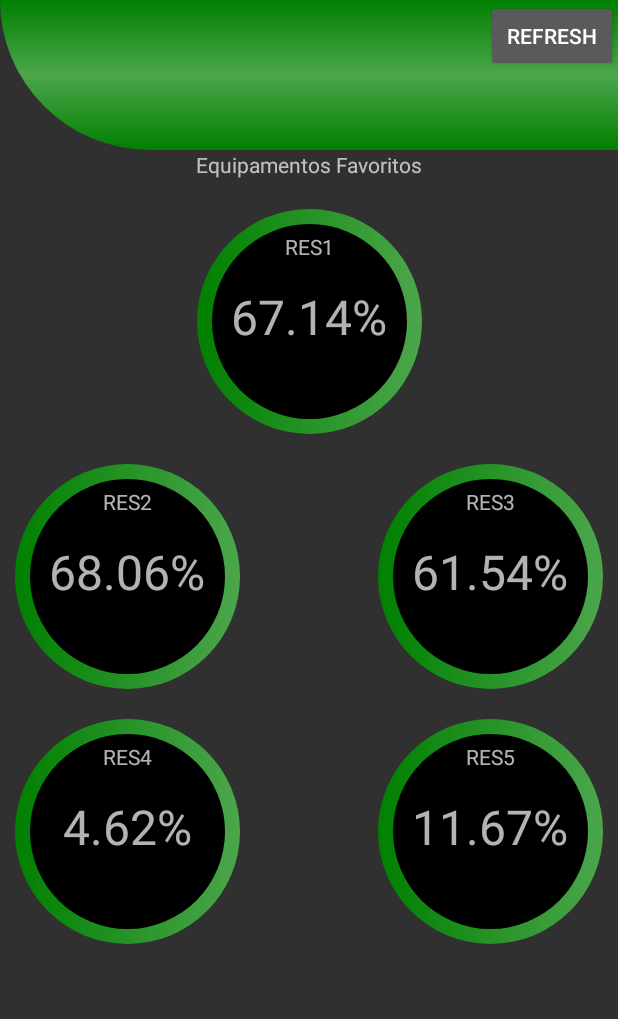
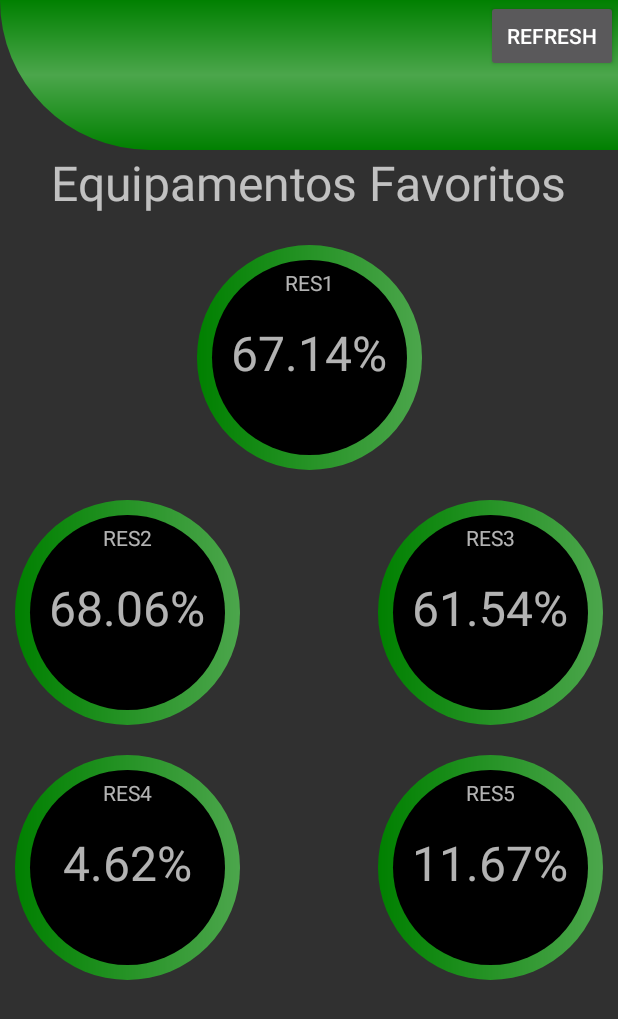
Before and after one commit to keemybarbosa/MonitorDeNivel, an Android app built with Jetpack Compose: the screen it shows after launch (MainActivity), on a phone screen of 412 x 824 dp. Shown: the top 1019 px of the screen. Run offline under Robolectric (Android 15) with nearby library versions, the phone set to English and light mode, and no system bars.

Commit message:
Troca da fonte das telas de equipamentos

```diff
--- a/app/src/main/res/layout/activity_equipamento.xml
+++ b/app/src/main/res/layout/activity_equipamento.xml
@@ -24,6 +24,7 @@
         app:layout_constraintEnd_toEndOf="parent"
         app:layout_constraintTop_toBottomOf="@id/eq_container_header"
         android:text="Equipamento"
+        android:textSize="@dimen/font_titulo1_size"
         />
     <Button
         android:id="@+id/btnVoltar"
--- a/app/src/main/res/layout/activity_main.xml
+++ b/app/src/main/res/layout/activity_main.xml
@@ -23,7 +23,9 @@
         app:layout_constraintStart_toStartOf="parent"
         app:layout_constraintEnd_toEndOf="parent"
         app:layout_constraintTop_toBottomOf="@id/container_header"
-        android:text="Equipamentos Favoritos" />
+        android:text="Equipamentos Favoritos"
+        android:textSize="@dimen/font_titulo1_size"
+        />
     <View
         android:id="@+id/vwEquip1"
         android:layout_width="wrap_content"
--- a/app/src/main/res/values/dimens.xml
+++ b/app/src/main/res/values/dimens.xml
@@ -1,5 +1,7 @@
 <resources>
     <dimen name="fab_margin">16dp</dimen>
     <dimen name="font_percentual_size">32sp</dimen>
+    <dimen name="font_titulo1_size">32sp</dimen>
     <dimen name="percentual_margintop">15dp</dimen>
+
 </resources>
```
